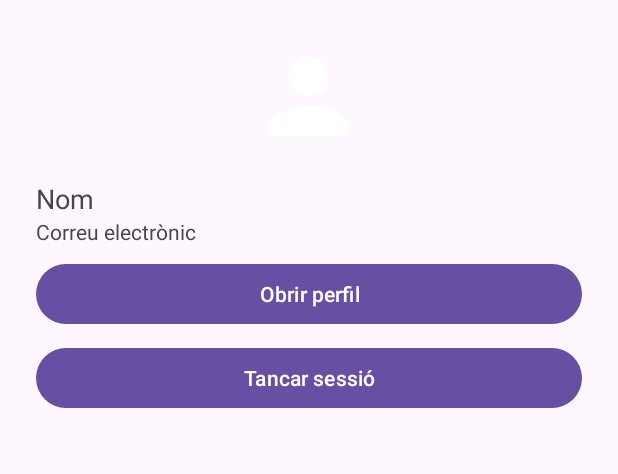
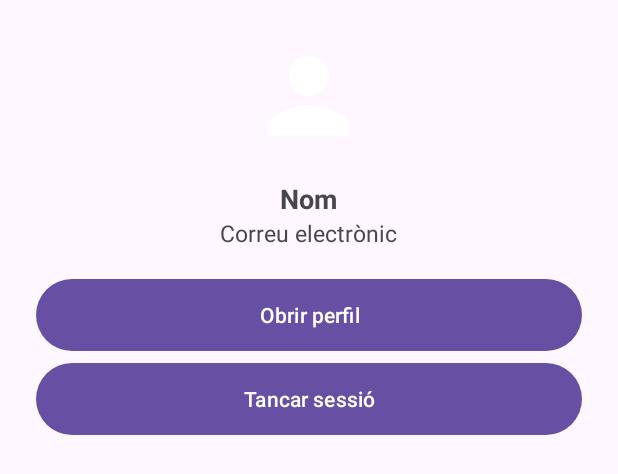
Before and after one commit to alancu/movie-log, an Android app: the layout dialog_user_profile.xml on its own in the app's theme, with its tools: preview values and no code run, on a phone screen of 412 x 824 dp. Shown: the top 474 px of the screen. Run offline under Robolectric (Android 15) with nearby library versions, the light colour scheme and no system bars.

Commit message:
Canviat estil diàleg usuari

```diff
--- a/app/src/main/res/layout/dialog_user_profile.xml
+++ b/app/src/main/res/layout/dialog_user_profile.xml
@@ -1,15 +1,14 @@
-<?xml version="1.0" encoding="utf-8"?>
-<!--
-    Diàleg que mostra la informació de l'usuari iniciat amb Google (foto, nom, correu) i permet tancar sessió.
--->
 <LinearLayout xmlns:android="http://schemas.android.com/apk/res/android"
-    android:orientation="vertical" android:padding="24dp"
-    android:layout_width="match_parent" android:layout_height="wrap_content">
+    android:orientation="vertical"
+    android:padding="24dp"
+    android:gravity="center_horizontal"
+    android:layout_width="match_parent"
+    android:layout_height="wrap_content">
+
     <ImageView
         android:id="@+id/image_user_photo"
         android:layout_width="80dp"
         android:layout_height="80dp"
-        android:layout_gravity="center"
         android:contentDescription="@string/profile_picture"
         android:scaleType="centerCrop"
         android:src="@drawable/ic_user" />
@@ -18,6 +17,7 @@
         android:id="@+id/text_user_name"
         android:layout_marginTop="16dp"
         android:textSize="18sp"
+        android:textStyle="bold"
         android:layout_width="wrap_content"
         android:layout_height="wrap_content"
         android:text="@string/name" />
@@ -26,20 +26,26 @@
         android:id="@+id/text_user_email"
         android:layout_width="wrap_content"
         android:layout_height="wrap_content"
-        android:text="@string/email" />
+        android:text="@string/email"
+        android:textSize="15sp"
+        android:layout_marginBottom="8dp" />
 
     <Button
         android:id="@+id/button_profile"
         android:layout_width="match_parent"
         android:layout_height="wrap_content"
         android:text="@string/open_profile"
-        android:layout_marginTop="8dp" />
+        android:layout_marginTop="12dp"
+        android:background="@drawable/rounded_button"
+        android:textColor="@android:color/white" />
 
     <Button
         android:id="@+id/button_logout"
         android:layout_width="match_parent"
         android:layout_height="wrap_content"
         android:text="@string/logout"
-        android:layout_marginTop="8dp" />
+        android:layout_marginTop="8dp"
+        android:background="@drawable/rounded_button"
+        android:textColor="@android:color/white" />
 
 </LinearLayout>
```
